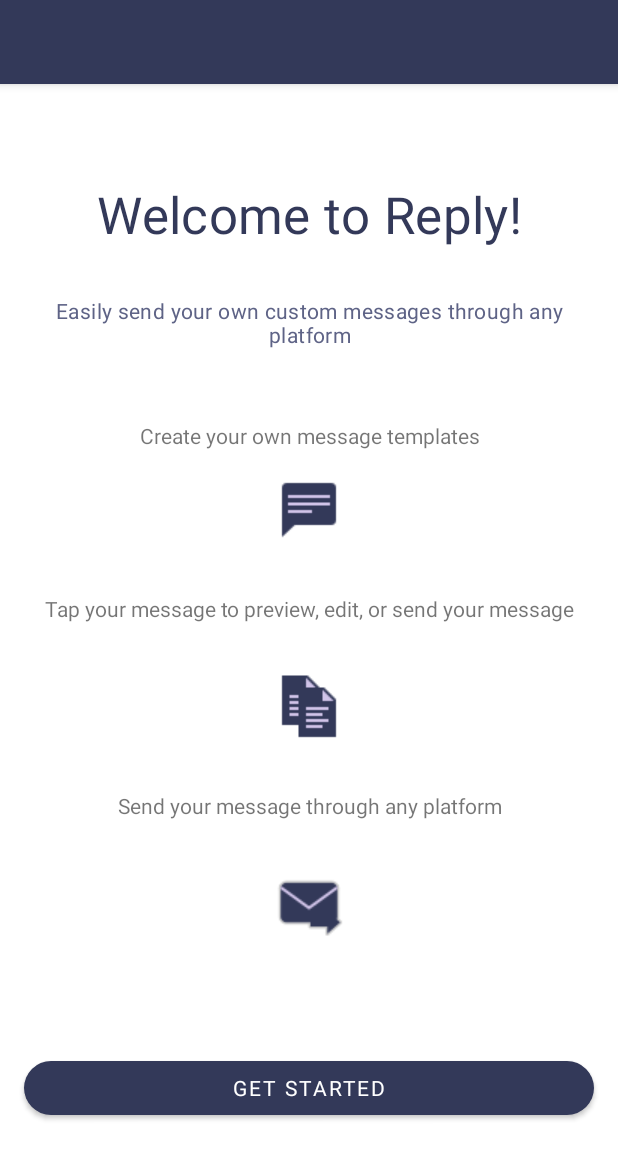
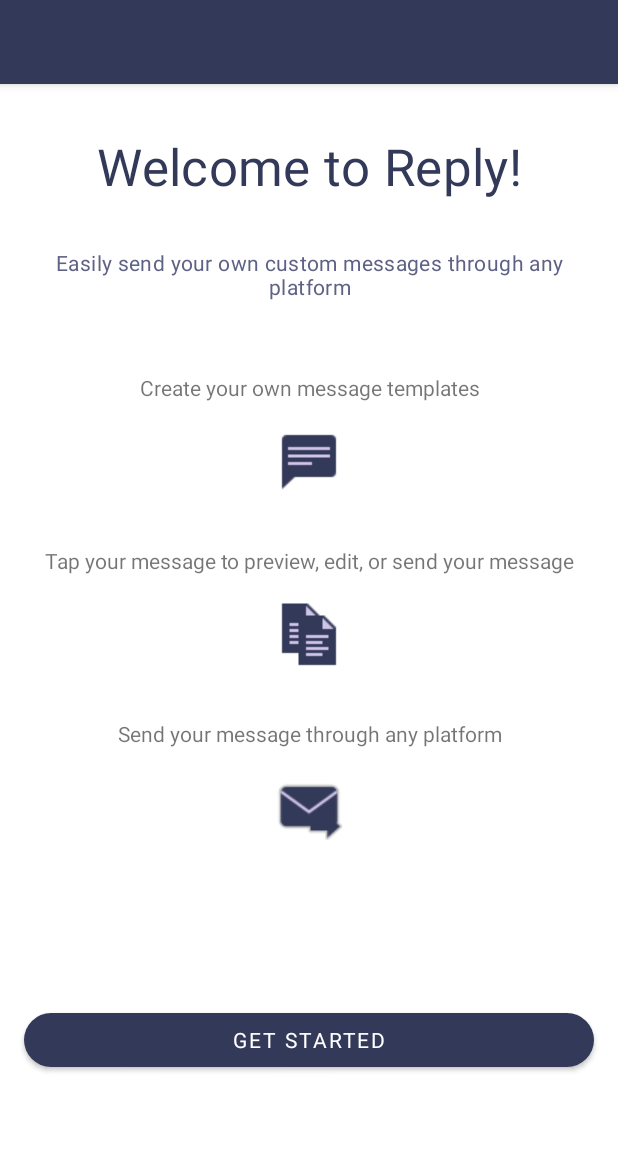
Before and after one commit to ashtonjonesdev/Reply, an Android app: the WelcomeFragment screen opened through its navigation route, on a phone screen of 412 x 824 dp. Shown: the top 1159 px of the screen. Run offline under Robolectric (Android 15) with nearby library versions, the phone set to English and light mode, and no system bars; our stand-ins replace Firebase (no records; nobody signed in at launch, a user with empty details on screens opened directly), navigation-ui; libraries missing offline, so code that uses them is left out: com.firebase.ui, com.leinardi.android, mva2.adapter, mva2.adapter.util; Roboto replaces fonts that are not available here; 17 statements that could not run were skipped.

Commit message:
Fixed some UI positioning issues
Fixed back Navigation from Welcome Screen

```diff
--- a/app/build.gradle
+++ b/app/build.gradle
@@ -11,7 +11,7 @@ android {
         applicationId "dev.ashtonjones.reply"
         minSdkVersion 16
         targetSdkVersion 29
-        versionCode 1
+        versionCode 3
         versionName "1.0"
 
         multiDexEnabled true
--- a/app/src/main/res/layout/fragment_add_new_message.xml
+++ b/app/src/main/res/layout/fragment_add_new_message.xml
@@ -93,10 +93,10 @@
         android:layout_marginLeft="8dp"
         android:layout_marginEnd="8dp"
         android:layout_marginRight="8dp"
-        android:layout_marginBottom="16dp"
         android:gravity="center"
         android:text="Choose a category:"
         android:textAlignment="center"
+        app:layout_constraintTop_toBottomOf="@id/textInputLayoutMessageAddNewMessage"
         app:layout_constraintBottom_toTopOf="@id/radioGroupMessageCategories"
         app:layout_constraintEnd_toEndOf="parent"
         app:layout_constraintLeft_toLeftOf="parent"
@@ -107,7 +107,7 @@
         android:id="@+id/radioGroupMessageCategories"
         android:layout_width="wrap_content"
         android:layout_height="wrap_content"
-        android:layout_marginBottom="60dp"
+        android:layout_marginBottom="32dp"
         app:layout_constraintBottom_toBottomOf="parent"
         app:layout_constraintEnd_toEndOf="parent"
         app:layout_constraintStart_toStartOf="parent">
--- a/app/src/main/res/layout/fragment_welcome.xml
+++ b/app/src/main/res/layout/fragment_welcome.xml
@@ -11,7 +11,7 @@
         style="@style/TextAppearance.MaterialComponents.Headline4"
         android:layout_width="wrap_content"
         android:layout_height="wrap_content"
-        android:layout_marginTop="64dp"
+        android:layout_marginTop="32dp"
         android:text="Welcome to Reply!"
         android:textColor="@color/colorPrimary"
         app:layout_constraintEnd_toEndOf="parent"
@@ -96,7 +96,7 @@
         app:layout_constraintLeft_toLeftOf="parent"
         app:layout_constraintTop_toBottomOf="@id/stepTwoTextView"
         android:src="@drawable/icons8_copy_48"
-        android:layout_marginTop="32dp"/>
+        android:layout_marginTop="16dp"/>
 
 
 
@@ -130,7 +130,8 @@
         app:layout_constraintLeft_toLeftOf="parent"
         app:layout_constraintTop_toBottomOf="@id/stepThreeTextView"
         android:src="@drawable/icons8_send_48"
-        android:layout_marginTop="32dp"/>
+        android:layout_marginTop="16dp"
+       />
 
     <com.google.android.material.button.MaterialButton
         android:id="@+id/get_started_button_welcome_fragment"
--- a/app/src/main/res/navigation/main_nav_graph.xml
+++ b/app/src/main/res/navigation/main_nav_graph.xml
@@ -48,7 +48,8 @@
         android:id="@+id/action_global_welcome_nav_graph"
         app:destination="@id/welcome_nav_graph"
         app:enterAnim="@anim/sd_fade_and_translate_in"
-        app:exitAnim="@anim/sd_fade_and_translate_out" />
+        app:exitAnim="@anim/sd_fade_and_translate_out"
+        app:popUpTo="@id/reply_fragment_dest" />
     <fragment
         android:id="@+id/add_new_message_fragment_dest"
         android:name="dev.ashtonjones.reply.fragments.AddNewMessageFragment"
--- a/build.gradle
+++ b/build.gradle
@@ -8,7 +8,7 @@ buildscript {
 
     }
     dependencies {
-        classpath 'com.android.tools.build:gradle:3.6.2'
+        classpath 'com.android.tools.build:gradle:3.6.3'
         classpath 'com.google.gms:google-services:4.3.3'
         def nav_version = "2.2.1"
         classpath "androidx.navigation:navigation-safe-args-gradle-plugin:$nav_version"
```
